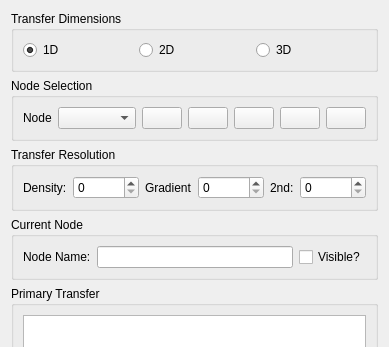
First picture: the form in Source/VoxRender/Interface/transferwidget.ui, repository nagyistoce/voxrender, before the edit; both pictures show x 0 to 389 and y 0 to 347 of the 389 by 1246 pixel window.
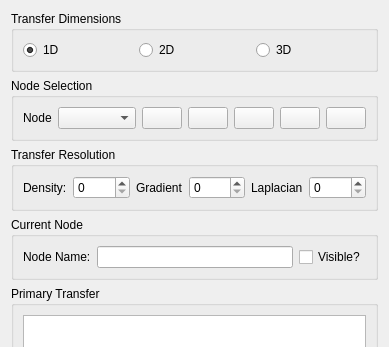
Second picture: the form after the edit. Icons and pictures are not drawn.

What changed in the file:
```diff
--- a/Source/VoxRender/Interface/transferwidget.ui
+++ b/Source/VoxRender/Interface/transferwidget.ui
@@ -185,7 +185,7 @@
       <item>
        <widget class="QSpinBox" name="spinBox_resX">
         <property name="maximum">
-         <number>256</number>
+         <number>4096</number>
         </property>
        </widget>
       </item>
@@ -203,7 +203,11 @@
        </widget>
       </item>
       <item>
-       <widget class="QSpinBox" name="spinBox"/>
+       <widget class="QSpinBox" name="spinBox_resY">
+        <property name="maximum">
+         <number>4096</number>
+        </property>
+       </widget>
       </item>
       <item>
        <widget class="QLabel" name="label_4">
@@ -214,12 +218,16 @@
          </sizepolicy>
         </property>
         <property name="text">
-         <string>2nd:</string>
+         <string>Laplacian</string>
         </property>
        </widget>
       </item>
       <item>
-       <widget class="QSpinBox" name="spinBox_2"/>
+       <widget class="QSpinBox" name="spinBox_resZ">
+        <property name="maximum">
+         <number>4096</number>
+        </property>
+       </widget>
       </item>
      </layout>
      <zorder>spinBox_resX</zorder>
```
Left out of the diff: 5 changed lines with no effect on the pictures.
